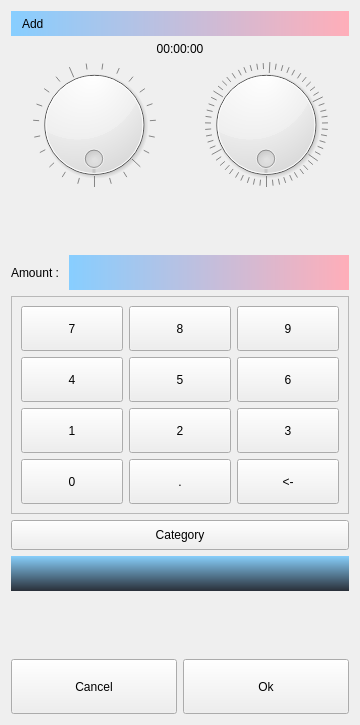
Qt form src/dlgsettime.ui (ic005k/Knot-Legacy) before a commit.
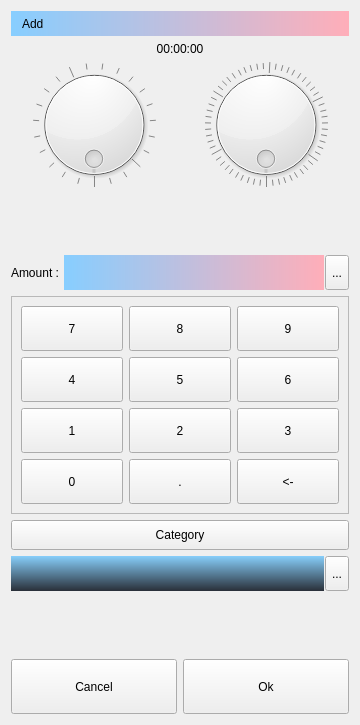
The same form after that commit. Icons and pictures are not drawn.

What changed in the file:
```diff
--- a/src/dlgsettime.ui
+++ b/src/dlgsettime.ui
@@ -130,6 +130,9 @@
    </item>
    <item>
     <layout class="QHBoxLayout" name="horizontalLayout_3">
+     <property name="spacing">
+      <number>1</number>
+     </property>
      <item>
       <widget class="QLabel" name="label_3">
        <property name="text">
@@ -166,6 +169,29 @@
        </property>
       </widget>
      </item>
+     <item>
+      <widget class="QToolButton" name="btnClearAmount">
+       <property name="sizePolicy">
+        <sizepolicy hsizetype="Preferred" vsizetype="Preferred">
+         <horstretch>0</horstretch>
+         <verstretch>0</verstretch>
+        </sizepolicy>
+       </property>
+       <property name="text">
+        <string>...</string>
+       </property>
+       <property name="icon">
+        <iconset resource="../res.qrc">
+         <normaloff>:/res/clear.png</normaloff>:/res/clear.png</iconset>
+       </property>
+       <property name="iconSize">
+        <size>
+         <width>25</width>
+         <height>25</height>
+        </size>
+       </property>
+      </widget>
+     </item>
     </layout>
    </item>
    <item>
@@ -445,6 +471,9 @@
    </item>
    <item>
     <layout class="QHBoxLayout" name="horizontalLayout_2">
+     <property name="spacing">
+      <number>1</number>
+     </property>
      <item>
       <widget class="QLineEdit" name="editDesc">
        <property name="minimumSize">
@@ -473,6 +502,29 @@
        </property>
       </widget>
      </item>
+     <item>
+      <widget class="QToolButton" name="btnClearDesc">
+       <property name="sizePolicy">
+        <sizepolicy hsizetype="Preferred" vsizetype="Preferred">
+         <horstretch>0</horstretch>
+         <verstretch>0</verstretch>
+        </sizepolicy>
+       </property>
+       <property name="text">
+        <string>...</string>
+       </property>
+       <property name="icon">
+        <iconset resource="../res.qrc">
+         <normaloff>:/res/clear.png</normaloff>:/res/clear.png</iconset>
+       </property>
+       <property name="iconSize">
+        <size>
+         <width>25</width>
+         <height>25</height>
+        </size>
+       </property>
+      </widget>
+     </item>
     </layout>
    </item>
    <item>
```
Left out of the diff: 4 changed lines with no effect on the pictures.
